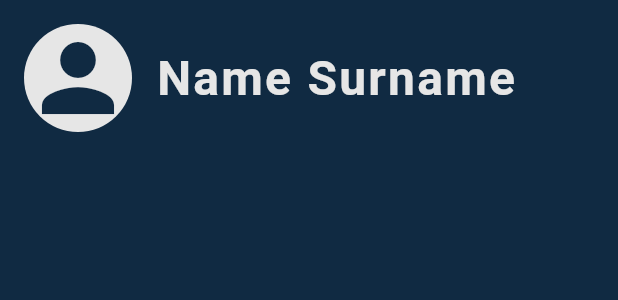
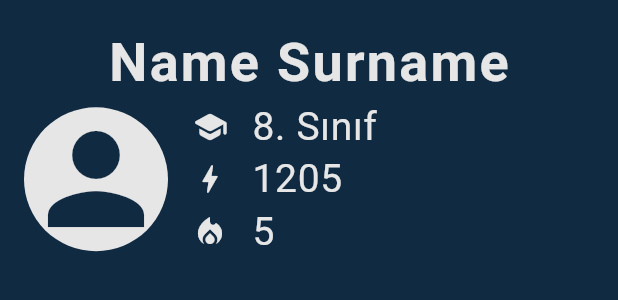
Before and after one commit to NisaDost/EduPilot, a Flutter app: the CollapseMenu widget shown alone on an empty page, opened directly, on a phone screen of 412 x 824 dp. Shown: the top 300 px of the screen. Run offline on Flutter 3.47's test engine with Material 3 defaults, Android fonts, the phone set to English and light mode, and no system bars; our stand-ins replace firebase_core, flutter_riverpod, google_fonts, riverpod_annotation; accounts and stored records are empty; generated files the repository leaves out were written again; Roboto replaces fonts that are missing (Jomhuria).

Commit message:
add close on elsewhere tap on collapse menu modify collapse menu contents fix typo add nullable isFav bool to quiz model

```diff
--- a/edupilot/lib/models/quiz/quiz.dart
+++ b/edupilot/lib/models/quiz/quiz.dart
@@ -6,9 +6,11 @@ class Quiz {
   Quiz({
     required this.lesson,
     required this.pointPerQuestion,
+    this.isfav,
   });
 
   // fields
   final Lesson lesson;
   final int pointPerQuestion;
+  final bool? isfav;
 }
--- a/edupilot/lib/screens/home/home.dart
+++ b/edupilot/lib/screens/home/home.dart
@@ -11,7 +11,7 @@ class Home extends ConsumerWidget {
 
   @override
   Widget build(BuildContext context, WidgetRef ref) {
-    final quizes = ref.watch(quizesProvider);
+    final quizzes = ref.watch(quizzesProvider);
 
     return SingleChildScrollView(
       padding: const EdgeInsets.all(16),
@@ -71,10 +71,10 @@ class Home extends ConsumerWidget {
           ListView.builder(
             shrinkWrap: true,
             physics: const NeverScrollableScrollPhysics(),
-            itemCount: quizes.length,
+            itemCount: quizzes.length,
             itemBuilder: (context, index) {
               return QuizCard(
-                quiz: quizes[index],
+                quiz: quizzes[index],
                 onTap: () {
                   // Navigate to quiz page, etc.
                 },
--- a/edupilot/lib/shared/collapse_menu.dart
+++ b/edupilot/lib/shared/collapse_menu.dart
@@ -12,7 +12,9 @@ class CollapseMenu extends StatelessWidget {
       padding: EdgeInsets.all(16),
       child: Column(
         children: [
-          // icon - user name-surname - grade - points - streak
+          // name-surname
+          CardTitle('Name Surname', AppColors.backgroundColor),
+          // icon - grade - points - streak
           Row(
             children: [
               // icon
@@ -21,21 +23,43 @@ class CollapseMenu extends StatelessWidget {
                 children: [
                   CircleAvatar(
                     backgroundColor: AppColors.backgroundColor,
-                    radius: 36,
+                    radius: 48,
                     child: Icon(Icons.person,
                       color: AppColors.primaryAccent,
-                      size: 72,
+                      size: 96,
                     ),
                   ),
                 ],
               ),
               SizedBox(width: 16,),
-              // user name-surname - grade - points - streak
+              // grade - points - streak
               Column(
-                crossAxisAlignment: CrossAxisAlignment.end,
-                mainAxisAlignment: MainAxisAlignment.start,
+                crossAxisAlignment: CrossAxisAlignment.start,
                 children: [
-                  CardTitle('Name Surname', AppColors.backgroundColor)
+                  // grade
+                  Row(
+                    children: [
+                      Icon(Icons.school_rounded, color: AppColors.backgroundColor),
+                      SizedBox(width: 16),
+                      CardText("8. Sınıf", AppColors.backgroundColor)
+                    ],
+                  ),
+                  // points
+                  Row(
+                    children: [
+                      Icon(Icons.bolt, color: AppColors.backgroundColor),
+                      SizedBox(width: 16),
+                      CardText("1205", AppColors.backgroundColor)
+                    ],
+                  ),
+                  //streak
+                  Row(
+                    children: [
+                      Icon(Icons.local_fire_department, color: AppColors.backgroundColor),
+                      SizedBox(width: 16),
+                      CardText("5", AppColors.backgroundColor)
+                    ],
+                  ),
                 ],
               ),
             ],
--- a/edupilot/lib/theme.dart
+++ b/edupilot/lib/theme.dart
@@ -56,7 +56,7 @@ ThemeData primaryTheme = ThemeData(
     titleSmall: TextStyle(
       color: AppColors.backgroundColor,
       fontWeight: FontWeight.bold,
-      fontSize: 32,
+      fontSize: 36,
       letterSpacing: 1.5,
     ),
   ),
```
Also changed, not shown: edupilot/lib/providers/quiz_provider.dart (+6 -6 lines), edupilot/lib/screens/main/main_screen.dart (+22 -2 lines), edupilot/lib/providers/quiz_provider.g.dart.
